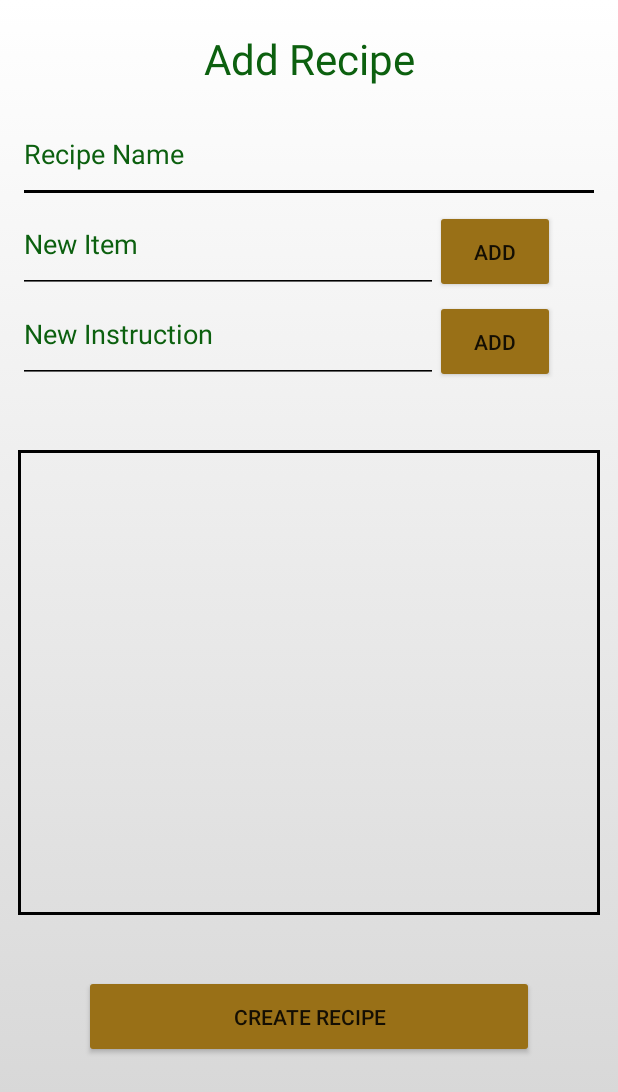
After one commit to crortolf/Kitchen-Kompanion-2022-Group6, an Android app: the layout activity_add_recipe.xml on its own in the app's theme, with its tools: preview values and no code run, on a phone screen of 412 x 824 dp. The commit adds this screen. Shown: the top 1092 px of the screen. Run offline under Robolectric (Android 15) with nearby library versions, the phone set to English and light mode, and no system bars.

Commit message:
more recipe stuff

```diff
--- a/app/src/main/res/drawable/gradient_background.xml
+++ b/app/src/main/res/drawable/gradient_background.xml
@@ -4,7 +4,7 @@
         <shape>
             <gradient
                 android:angle="90"
-                android:startColor="#c9c9c9"
+                android:startColor="#d3d3d3"
                 android:endColor="#FFFF"
                 android:type="linear" />
         </shape>
--- /dev/null
+++ b/app/src/main/res/drawable/rectangle_border.xml
@@ -0,0 +1,8 @@
+<shape xmlns:android="http://schemas.android.com/apk/res/android"
+    android:shape="rectangle" >
+
+    <stroke
+        android:width="2dp"
+        android:color="#000000" />
+
+</shape>
--- a/app/src/main/res/drawable/rounded_button.xml
+++ b/app/src/main/res/drawable/rounded_button.xml
@@ -1,7 +1,7 @@
 <?xml version="1.0" encoding="utf-8"?>
 <shape xmlns:android="http://schemas.android.com/apk/res/android"
     android:shape="rectangle">
-    <solid android:color="#234099" />
+    <solid android:color="#997017" />
     <corners android:bottomRightRadius="8dp"
         android:bottomLeftRadius="8dp"
         android:topRightRadius="8dp"
--- /dev/null
+++ b/app/src/main/res/layout/activity_add_recipe.xml
@@ -0,0 +1,106 @@
+<?xml version="1.0" encoding="utf-8"?>
+
+<RelativeLayout xmlns:android="http://schemas.android.com/apk/res/android"
+    android:layout_width="match_parent"
+    android:layout_height="match_parent"
+    android:background="@drawable/gradient_background"
+    >
+
+    <TextView
+        android:layout_width="match_parent"
+        android:layout_height="match_parent"
+        android:layout_marginTop="20dp"
+        android:gravity="center_horizontal"
+        android:text="Add Recipe"
+        android:textColor="#0C600F"
+        android:textSize="28sp" />
+
+    <EditText
+        android:id="@+id/newrecipe"
+        style="@style/Widget.AppCompat.EditText"
+        android:layout_width="match_parent"
+        android:layout_height="55dp"
+        android:layout_marginTop="80dp"
+        android:layout_marginLeft="12dp"
+        android:layout_marginRight="12dp"
+        android:layout_weight="1"
+        android:backgroundTint="@android:color/background_dark"
+        android:foregroundGravity="center_horizontal"
+        android:gravity="left"
+        android:hint="Recipe Name"
+        android:inputType="text"
+        android:textColor="#0C600F"
+        android:textColorHint="#0C600F" />
+
+    <EditText   android:layout_weight="1"
+        android:gravity="left"
+        android:id="@+id/newitem"
+        android:layout_marginTop="140dp"
+        android:layout_marginLeft="12dp"
+        android:layout_width="280dp"
+        style="@style/Widget.AppCompat.EditText"
+        android:layout_height="55dp"
+        android:inputType="text"
+        android:backgroundTint="@android:color/background_dark"
+        android:textColor="#0C600F"
+        android:hint="New Item"
+        android:textColorHint="#0C600F"/>
+
+    <EditText   android:layout_weight="1"
+        android:gravity="left"
+        android:id="@+id/newinstruction"
+        android:layout_marginLeft="12dp"
+        android:layout_marginTop="200dp"
+        android:layout_width="280dp"
+        android:foregroundGravity="center_horizontal"
+        style="@style/Widget.AppCompat.EditText"
+        android:layout_height="55dp"
+        android:inputType="text"
+        android:backgroundTint="@android:color/background_dark"
+        android:textColor="#0C600F"
+        android:hint="New Instruction"
+        android:textColorHint="#0C600F"/>
+
+
+    <Button
+        android:id="@+id/addrecipebtn"
+        android:layout_width="300dp"
+        android:layout_height="55dp"
+        android:layout_marginTop="650dp"
+        android:layout_marginHorizontal="300dp"
+        android:layout_centerHorizontal="true"
+        android:backgroundTint="#997017"
+        android:gravity="center"
+        android:text="Create Recipe" />
+
+    <Button
+        android:id="@+id/additembtn"
+        android:layout_width="80dp"
+        android:layout_height="55dp"
+        android:layout_marginHorizontal="290dp"
+        android:layout_marginTop="140dp"
+        android:layout_marginRight="12dp"
+        android:backgroundTint="#997017"
+        android:text="Add" />
+
+    <Button
+        android:id="@+id/addinstructionbtn"
+        android:layout_width="80dp"
+        android:layout_height="55dp"
+        android:layout_marginHorizontal="290dp"
+        android:layout_marginRight="12dp"
+        android:layout_marginTop="200dp"
+        android:backgroundTint="#997017"
+        android:text="Add" />
+
+    <androidx.recyclerview.widget.RecyclerView
+        android:id="@+id/recipe_item_recycler"
+        android:layout_width="match_parent"
+        android:layout_height="310dp"
+        android:layout_marginTop="300dp"
+        android:layout_marginLeft="12dp"
+        android:layout_marginRight="12dp"
+        android:background="@drawable/rectangle_border"
+        />
+
+</RelativeLayout>
--- a/app/src/main/res/layout/recipe_list_item_recycler.xml
+++ b/app/src/main/res/layout/recipe_list_item_recycler.xml
@@ -1,6 +1,5 @@
 <?xml version="1.0" encoding="utf-8"?>
 
-<!-- default color for the app is #6200EE -->
 <TextView xmlns:android="http://schemas.android.com/apk/res/android"
     android:id="@+id/text"
     android:textColor="#FFFFFF"
@@ -11,4 +10,5 @@
     android:padding="16dp"
     android:textSize="20sp"
     android:background="@drawable/rounded_button"
-    android:textAppearance="@android:style/TextAppearance.Material.Display1" />
+    android:textAppearance="@android:style/TextAppearance.Material.Display1"
+    />
--- a/app/src/main/res/layout/recycle_list.xml
+++ b/app/src/main/res/layout/recycle_list.xml
@@ -13,11 +13,12 @@
         android:layout_height="match_parent" />
 
     <com.google.android.material.floatingactionbutton.FloatingActionButton
-        android:id="@+id/floatingActionButton"
+        android:id="@+id/addrecipebutton"
         android:layout_width="wrap_content"
         android:layout_height="wrap_content"
         android:layout_marginTop="650dp"
         android:layout_marginStart="32dp"
+        android:backgroundTint="#997017"
         android:clickable="true"
         android:contentDescription="@string/add_a_new_shopping_list_item"
         android:focusable="true"
```
Also changed, not shown: app/src/main/java/com/example/kitchenkompanion/AddRecipeActivity.java (added, +112 -0 lines), app/src/main/java/com/example/kitchenkompanion/RecipeList.java (+65 -2 lines), app/src/main/java/com/example/kitchenkompanion/RecipeListItemAdapter.java (added, +72 -0 lines), app/src/main/java/com/example/kitchenkompanion/RecipeRecyclerAdapter.java (+10 -4 lines), app/src/main/res/layout/recipe_list_item.xml (added, +21 -0 lines).
